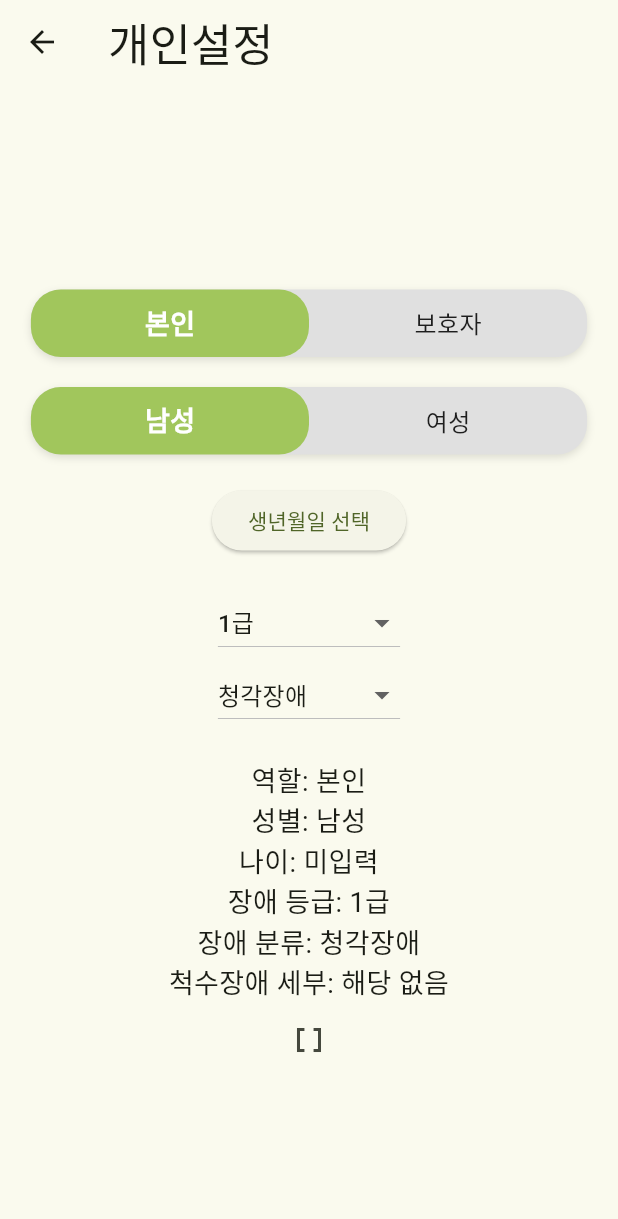
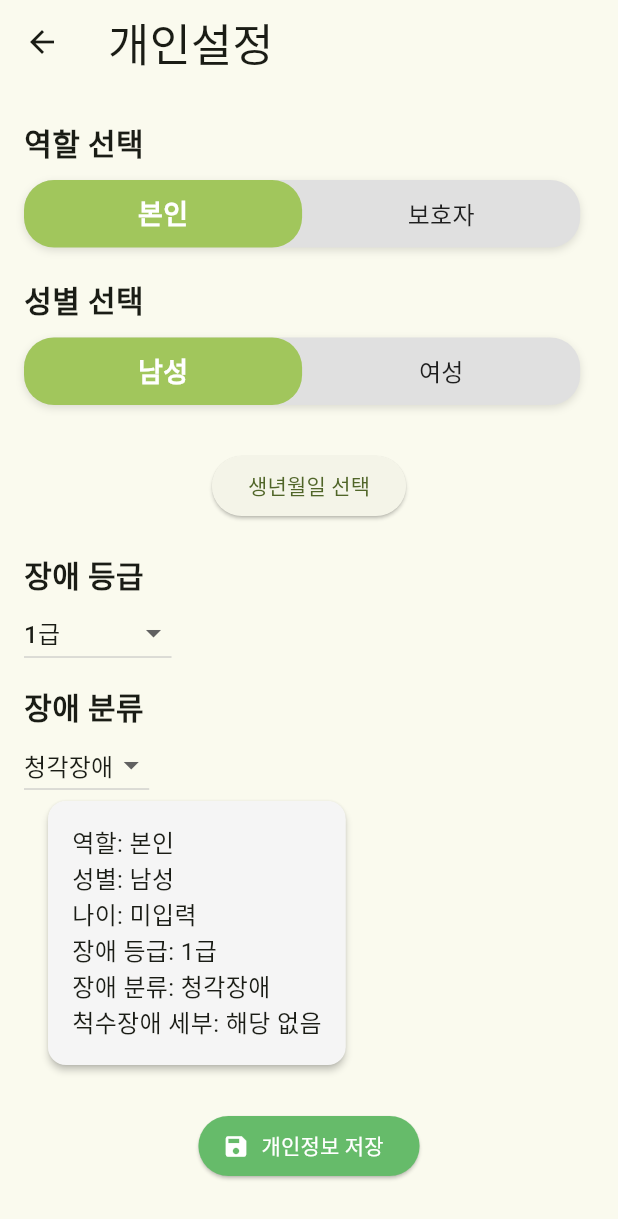
Before and after one commit to ooooo333i/SW_HACKATHON, a Flutter app: the Personalsetting screen opened by its route, on a phone screen of 412 x 824 dp. Shown: the top 1219 px of the screen. Run offline on Flutter 3.47's test engine with Material 3 defaults, Android fonts, the phone set to English and light mode, and no system bars; drawn by our look-alikes of flutter_toggle_tab; our stand-ins replace cloud_firestore, firebase_auth, firebase_core, youtube_player_flutter; missing offline and left inert: firebase_ui_auth; accounts and stored records are empty.

Commit message:
feature/adding user data

```diff
--- a/lib/UI/personalsetting.dart
+++ b/lib/UI/personalsetting.dart
@@ -1,5 +1,7 @@
 import 'package:flutter/material.dart';
 import 'package:flutter_toggle_tab/flutter_toggle_tab.dart';
+import 'package:firebase_auth/firebase_auth.dart';
+import 'package:cloud_firestore/cloud_firestore.dart';
 
 class Personalsetting extends StatefulWidget {
   const Personalsetting({super.key});
@@ -14,6 +16,7 @@ class PersonalInfo {
   int? age;
   String disabilityLevel;
   String disabilityType;
+
   PersonalInfo({
     required this.role,
     required this.gender,
@@ -21,28 +24,72 @@ class PersonalInfo {
     required this.disabilityLevel,
     required this.disabilityType,
   });
+
+  @override
+  String toString() {
+    return '역할: $role, 성별: $gender, 나이: ${age ?? "미입력"}, 장애 등급: $disabilityLevel, 장애 분류: $disabilityType';
+  }
 }
 
 class _PersonalsettingState extends State<Personalsetting> {
   int selectedRoleIndex = 0;
   int selectedGenderIndex = 0;
   int? calculatedAge;
+  int selectedSpinalIndex = 0;
 
   final List<DataTab> userRoles = [DataTab(title: "본인"), DataTab(title: "보호자")];
   final List<DataTab> genders = [DataTab(title: "남성"), DataTab(title: "여성")];
-
   final List<String> disabilityLevels = [
     "1급", "2급", "3급", "4급", "5급", "6급", "불완전마비", "완전마비",
   ];
   final List<String> disabilityTypes = [
-    "시각장애", "지적장애", "척수장애", "청각장애",
+    "시각장애", "지적장애", "척수장애", "청각장애"
   ];
 
   late PersonalInfo userInfo;
   String selectedDisabilityLevel = "1급";
   String selectedDisabilityType = "청각장애";
-  int selectedSpinalIndex = 0; // 척수장애 하위 선택을 위한 변수
 
+  //데이터 연동 부분
+  Future<void> saveUserInfoToFirestore() async {
+  final user = FirebaseAuth.instance.currentUser;
+
+  if (user == null) {
+    ScaffoldMessenger.of(context).showSnackBar(
+      SnackBar(content: Text("로그인이 필요합니다.")),
+    );
+    return;
+  }
+
+  final uid = user.uid;
+
+  // 저장할 데이터 Map으로 변환
+  final userData = {
+    "role": userInfo.role,
+    "gender": userInfo.gender,
+    "age": userInfo.age,
+    "disabilityLevel": userInfo.disabilityLevel,
+    "disabilityType": userInfo.disabilityType,
+    "spinalDetail": selectedDisabilityType == "척수장애"
+        ? ["T6이상", "T6미만", "사지마비"][selectedSpinalIndex]
+        : null,
+  };
+
+  try {
+    await FirebaseFirestore.instance
+        .collection('users')
+        .doc(uid)
+        .set(userData); // 또는 .update(userData) 가능
+
+    ScaffoldMessenger.of(context).showSnackBar(
+      SnackBar(content: Text("개인정보가 저장되었습니다.")),
+    );
+  } catch (e) {
+    ScaffoldMessenger.of(context).showSnackBar(
+      SnackBar(content: Text("저장 실패: $e")),
+    );
+  }
+}
   @override
   void initState() {
     super.initState();
@@ -57,30 +104,25 @@ class _PersonalsettingState extends State<Personalsetting> {
   @override
   Widget build(BuildContext context) {
     return Scaffold(
-      appBar: AppBar(title: const Text('개인설정', style: TextStyle(fontSize: 30))),
-      body: Center(
-        child: SingleChildScrollView(
+      appBar: AppBar(
+        title: const Text('개인설정', style: TextStyle(fontSize: 30)),
+      ),
+      body: SingleChildScrollView(
+        padding: const EdgeInsets.symmetric(horizontal: 16.0, vertical: 24.0),
         child: Column(
+          crossAxisAlignment: CrossAxisAlignment.start,
           children: [
-              const SizedBox(height: 30),
-
-              // 역할 선택
+            Text("역할 선택", style: TextStyle(fontSize: 20, fontWeight: FontWeight.bold)),
+            const SizedBox(height: 10),
             FlutterToggleTab(
               dataTabs: userRoles,
               width: 90,
               borderRadius: 20,
               selectedIndex: selectedRoleIndex,
-                selectedBackgroundColors: [const Color.fromARGB(255, 161, 198, 92)],
-                selectedTextStyle: const TextStyle(
-                  color: Colors.white,
-                  fontSize: 18,
-                  fontWeight: FontWeight.w600,
-                ),
-                unSelectedTextStyle: const TextStyle(
-                  color: Colors.black87,
-                  fontSize: 16,
-                  fontWeight: FontWeight.w400,
-                ),
+              selectedBackgroundColors: [Color(0xFFA1C65C)],
+              selectedTextStyle: TextStyle(
+                color: Colors.white, fontSize: 18, fontWeight: FontWeight.w600),
+              unSelectedTextStyle: TextStyle(color: Colors.black87, fontSize: 16),
               selectedLabelIndex: (index) {
                 setState(() {
                   selectedRoleIndex = index;
@@ -90,24 +132,17 @@ class _PersonalsettingState extends State<Personalsetting> {
             ),
 
             const SizedBox(height: 20),
-
-              // 성별 선택
+            Text("성별 선택", style: TextStyle(fontSize: 20, fontWeight: FontWeight.bold)),
+            const SizedBox(height: 10),
             FlutterToggleTab(
               dataTabs: genders,
               width: 90,
               borderRadius: 20,
               selectedIndex: selectedGenderIndex,
-                selectedBackgroundColors: [const Color.fromARGB(255, 161, 198, 92)],
-                selectedTextStyle: const TextStyle(
-                  color: Colors.white,
-                  fontSize: 18,
-                  fontWeight: FontWeight.w600,
-                ),
-                unSelectedTextStyle: const TextStyle(
-                  color: Colors.black87,
-                  fontSize: 16,
-                  fontWeight: FontWeight.w400,
-                ),
+              selectedBackgroundColors: [Color(0xFFA1C65C)],
+              selectedTextStyle: TextStyle(
+                color: Colors.white, fontSize: 18, fontWeight: FontWeight.w600),
+              unSelectedTextStyle: TextStyle(color: Colors.black87, fontSize: 16),
               selectedLabelIndex: (index) {
                 setState(() {
                   selectedGenderIndex = index;
@@ -116,10 +151,9 @@ class _PersonalsettingState extends State<Personalsetting> {
               },
             ),
 
-              const SizedBox(height: 20),
-
-              // 생년월일 선택 → 나이 저장
-              ElevatedButton(
+            const SizedBox(height: 30),
+            Center(
+              child: ElevatedButton(
                 onPressed: () async {
                   final DateTime? picked = await showDatePicker(
                     context: context,
@@ -134,15 +168,14 @@ class _PersonalsettingState extends State<Personalsetting> {
                     });
                   }
                 },
-                child: const Text('생년월일 선택'),
+                child: Text('생년월일 선택'),
+              ),
             ),
 
             const SizedBox(height: 20),
-
-              // 장애 등급 선택 (드롭다운 메뉴)
+            Text("장애 등급", style: TextStyle(fontSize: 20, fontWeight: FontWeight.bold)),
             DropdownButton<String>(
               value: selectedDisabilityLevel,
-                hint: const Text('장애 등급 선택'),
               items: disabilityLevels.map((String level) {
                 return DropdownMenuItem<String>(
                   value: level,
@@ -157,10 +190,10 @@ class _PersonalsettingState extends State<Personalsetting> {
               },
             ),
 
-              // 장애 분류 선택 (드롭다운 메뉴)
+            const SizedBox(height: 10),
+            Text("장애 분류", style: TextStyle(fontSize: 20, fontWeight: FontWeight.bold)),
             DropdownButton<String>(
               value: selectedDisabilityType,
-                hint: const Text('장애 분류 선택'),
               items: disabilityTypes.map((String type) {
                 return DropdownMenuItem<String>(
                   value: type,
@@ -175,24 +208,16 @@ class _PersonalsettingState extends State<Personalsetting> {
               },
             ),
 
-              // 척수장애 선택 시, 추가 선택지 표시
             if (selectedDisabilityType == '척수장애') ...[
               const SizedBox(height: 20),
               FlutterToggleTab(
                 width: 90,
                 borderRadius: 20,
                 selectedIndex: selectedSpinalIndex,
-                  selectedBackgroundColors: [const Color.fromARGB(255, 161, 198, 92)],
-                  selectedTextStyle: const TextStyle(
-                    color: Colors.white,
-                    fontSize: 18,
-                    fontWeight: FontWeight.w600,
-                  ),
-                  unSelectedTextStyle: const TextStyle(
-                    color: Colors.black87,
-                    fontSize: 16,
-                    fontWeight: FontWeight.w400,
-                  ),
+                selectedBackgroundColors: [Color(0xFFA1C65C)],
+                selectedTextStyle: TextStyle(
+                  color: Colors.white, fontSize: 18, fontWeight: FontWeight.w600),
+                unSelectedTextStyle: TextStyle(color: Colors.black87, fontSize: 16),
                 dataTabs: [
                   DataTab(title: 'T6이상'),
                   DataTab(title: 'T6미만'),
@@ -206,18 +231,41 @@ class _PersonalsettingState extends State<Personalsetting> {
               ),
             ],
 
-              const SizedBox(height: 20),
+              Card(
+                margin: EdgeInsets.symmetric(horizontal: 16.0),
+                color: Colors.grey.shade100,
+                elevation: 2,
+                child: Padding(
+                  padding: const EdgeInsets.all(16.0),
+                  child: Text(
+                    '역할: ${userInfo.role}\n'
+                    '성별: ${userInfo.gender}\n'
+                    '나이: ${userInfo.age ?? "미입력"}\n'
+                    '장애 등급: ${userInfo.disabilityLevel}\n'
+                    '장애 분류: ${userInfo.disabilityType}\n'
+                    '척수장애 세부: ${selectedDisabilityType == "척수장애" ? ["T6이상", "T6미만", "사지마비"][selectedSpinalIndex] : "해당 없음"}',
+                    style: TextStyle(fontSize: 16),
+                  ),
+                ),
+              ),
 
-              // 결과 출력
-              Text(
-                '역할: ${userInfo.role}\n성별: ${userInfo.gender}\n나이: ${userInfo.age ?? "미입력"}\n장애 등급: ${userInfo.disabilityLevel}\n장애 분류: ${userInfo.disabilityType}\n척수장애 세부: ${selectedDisabilityType == "척수장애" ? ["T6이상", "T6미만", "사지마비"][selectedSpinalIndex] : "해당 없음"}',
-                style: const TextStyle(fontSize: 18),
-                textAlign: TextAlign.center,
+            const SizedBox(height: 30),
+            Center(
+              child: ElevatedButton.icon(
+                onPressed: () {
+                  saveUserInfoToFirestore();
+                  print(userInfo.toString());
+                  Navigator.pop(context);
+                },
+                icon: Icon(Icons.save),
+                label: Text("개인정보 저장"),
+                style: ElevatedButton.styleFrom(
+                  backgroundColor: Colors.green[400],
+                  foregroundColor: Colors.white,
                 ),
-              IconButton(onPressed: (){print(userInfo.toString());}, icon: Icon(Icons.data_array)),
-              //개인정보 저장 필요
+              ),
+            ),
           ],
-          ),
         ),
       ),
     );
```
Lines whose indentation alone changed are shown as unchanged.
